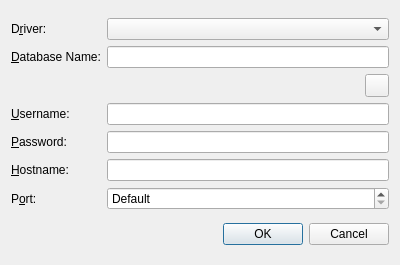
The window that SqlBrowser/SqlConnectionDialog.ui (testmana2/test) describes before a commit, drawn with Qt 5.
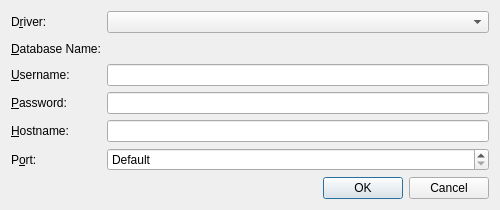
The same window after the commit. Custom widgets are drawn as their Qt base class.

Commit message: Modified more dialogs to use the path picker widgets.

```diff
--- a/SqlBrowser/SqlConnectionDialog.ui
+++ b/SqlBrowser/SqlConnectionDialog.ui
@@ -6,15 +6,13 @@
    <rect>
     <x>0</x>
     <y>0</y>
-    <width>400</width>
-    <height>265</height>
+    <width>500</width>
+    <height>210</height>
    </rect>
   </property>
   <property name="windowTitle">
    <string>Connect...</string>
   </property>
-  <layout class="QVBoxLayout" name="verticalLayout">
-   <item>
     <layout class="QGridLayout" name="gridLayout">
      <item row="0" column="0">
       <widget class="QLabel" name="textLabel2">
@@ -26,7 +24,7 @@
        </property>
       </widget>
      </item>
-     <item row="0" column="1" colspan="2">
+   <item row="0" column="1">
       <widget class="QComboBox" name="driverCombo">
        <property name="toolTip">
         <string>Select the database driver</string>
@@ -39,37 +37,27 @@
         <string>&amp;Database Name:</string>
        </property>
        <property name="buddy">
-        <cstring>databaseEdit</cstring>
+      <cstring>databasePicker</cstring>
        </property>
       </widget>
      </item>
-     <item row="1" column="1" colspan="2">
-      <widget class="QLineEdit" name="databaseEdit">
+   <item row="1" column="1">
+    <widget class="E5PathPicker" name="databasePicker" native="true">
        <property name="sizePolicy">
-        <sizepolicy hsizetype="Minimum" vsizetype="Fixed">
+      <sizepolicy hsizetype="Expanding" vsizetype="Preferred">
          <horstretch>0</horstretch>
          <verstretch>0</verstretch>
         </sizepolicy>
        </property>
+     <property name="focusPolicy">
+      <enum>Qt::StrongFocus</enum>
+     </property>
        <property name="toolTip">
         <string>Enter the database name</string>
        </property>
       </widget>
      </item>
-     <item row="2" column="1">
-      <spacer name="horizontalSpacer">
-       <property name="orientation">
-        <enum>Qt::Horizontal</enum>
-       </property>
-       <property name="sizeHint" stdset="0">
-        <size>
-         <width>40</width>
-         <height>20</height>
-        </size>
-       </property>
-      </spacer>
-     </item>
-     <item row="3" column="0">
+   <item row="2" column="0">
       <widget class="QLabel" name="textLabel4">
        <property name="text">
         <string>&amp;Username:</string>
@@ -79,14 +67,14 @@
        </property>
       </widget>
      </item>
-     <item row="3" column="1" colspan="2">
+   <item row="2" column="1">
       <widget class="QLineEdit" name="usernameEdit">
        <property name="toolTip">
         <string>Enter the user name</string>
        </property>
       </widget>
      </item>
-     <item row="4" column="0">
+   <item row="3" column="0">
       <widget class="QLabel" name="textLabel4_2">
        <property name="text">
         <string>&amp;Password:</string>
@@ -96,14 +84,14 @@
        </property>
       </widget>
      </item>
-     <item row="4" column="1" colspan="2">
+   <item row="3" column="1">
       <widget class="QLineEdit" name="passwordEdit">
        <property name="echoMode">
         <enum>QLineEdit::Password</enum>
        </property>
       </widget>
      </item>
-     <item row="5" column="0">
+   <item row="4" column="0">
       <widget class="QLabel" name="textLabel5">
        <property name="text">
         <string>&amp;Hostname:</string>
@@ -113,14 +101,14 @@
        </property>
       </widget>
      </item>
-     <item row="5" column="1" colspan="2">
+   <item row="4" column="1">
       <widget class="QLineEdit" name="hostnameEdit">
        <property name="toolTip">
         <string>Enter the hostname</string>
        </property>
       </widget>
      </item>
-     <item row="6" column="0">
+   <item row="5" column="0">
       <widget class="QLabel" name="textLabel5_2">
        <property name="text">
         <string>P&amp;ort:</string>
@@ -130,7 +118,7 @@
        </property>
       </widget>
      </item>
-     <item row="6" column="1" colspan="2">
+   <item row="5" column="1">
       <widget class="QSpinBox" name="portSpinBox">
        <property name="toolTip">
         <string>Enter the port number</string>
@@ -149,16 +137,7 @@
        </property>
       </widget>
      </item>
-     <item row="2" column="2">
-      <widget class="QToolButton" name="databaseFileButton">
-       <property name="toolTip">
-        <string>Press to select a database file</string>
-       </property>
-      </widget>
-     </item>
-    </layout>
-   </item>
-   <item>
+   <item row="6" column="0" colspan="2">
     <widget class="QDialogButtonBox" name="buttonBox">
      <property name="orientation">
       <enum>Qt::Horizontal</enum>
@@ -170,6 +149,14 @@
    </item>
   </layout>
  </widget>
+ <customwidgets>
+  <customwidget>
+   <class>E5PathPicker</class>
+   <extends>QWidget</extends>
+   <header>E5Gui/E5PathPicker.h</header>
+   <container>1</container>
+  </customwidget>
+ </customwidgets>
  <tabstops>
   <tabstop>driverCombo</tabstop>
   <tabstop>databaseEdit</tabstop>
```
Left out of the diff: 4 changed lines with no effect on the pictures. Lines whose indentation alone changed are shown as unchanged. The commit also changes 14 other files.
